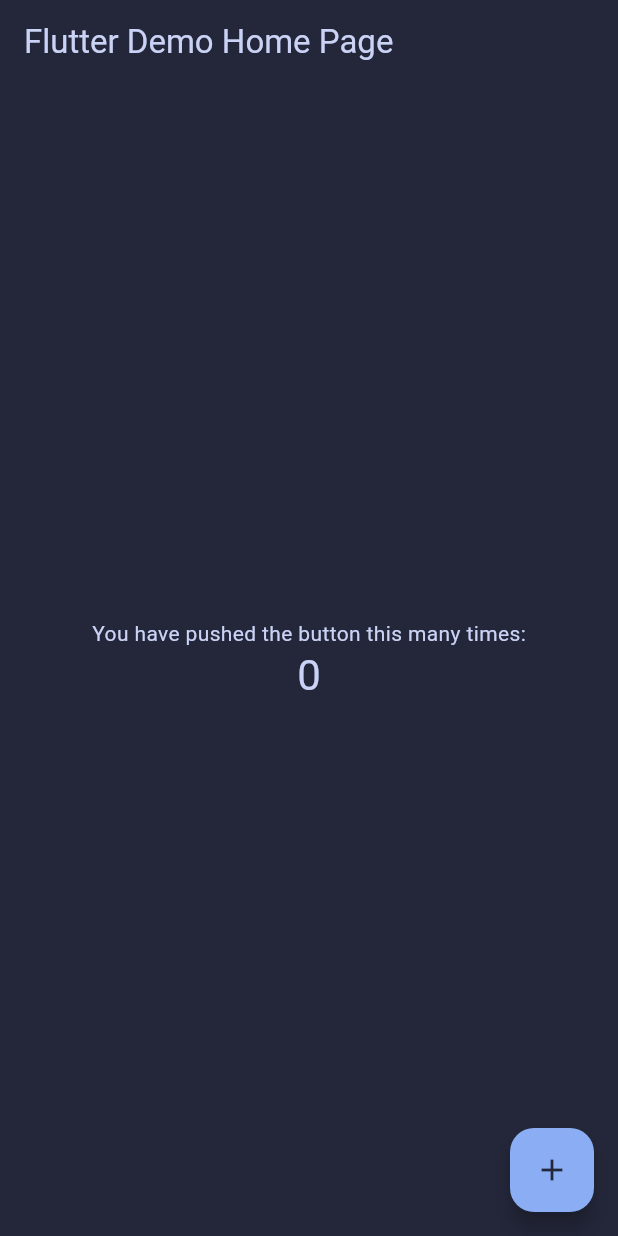
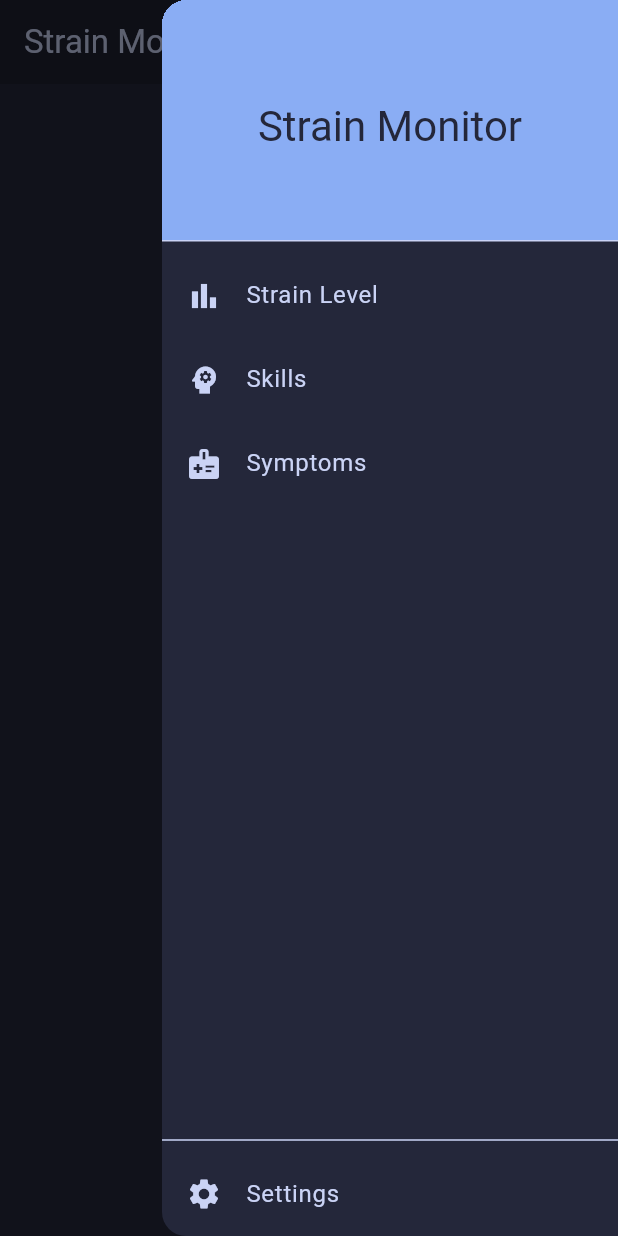
Before and after one commit to r3sh4pe/StainWise, a Flutter app: the screen it shows after launch, with the side drawer open (before the commit the screen has no drawer), on a phone screen of 412 x 824 dp. Run offline on Flutter 3.47's test engine with Material 3 defaults, Android fonts, the phone set to English and light mode, and no system bars; generated files the repository leaves out were written again.

Commit message:
added menu

```diff
--- a/lib/l10n/app_de.arb
+++ b/lib/l10n/app_de.arb
@@ -1,6 +1,5 @@
 {
   "appTitle": "Belastungsmonitor",
-
   "@appTitle": {
     "description": "The application's name"
   },
@@ -30,6 +29,11 @@
     "description": "Label for skill description input"
   },
 
+  "skills": "Fähigkeiten",
+  "@skills": {
+    "description": "Label for skills section"
+  },
+
   "symptomName": "Symptomname",
   "@symptomName": {
     "description": "Label for symptom name input"
@@ -38,6 +42,11 @@
   "symptomDescription": "Beschreibung",
   "@symptomDescription": {
     "description": "Label for symptom description input"
+  },
+
+  "symptoms": "Symptome",
+  "@symptoms": {
+    "description": "Label for symptoms section"
   },
 
   "rateSkill": "Fähigkeit bewerten",
--- a/lib/l10n/app_en.arb
+++ b/lib/l10n/app_en.arb
@@ -1,6 +1,5 @@
 {
   "appTitle": "Strain Monitor",
-
   "@appTitle": {
     "description": "The application's name"
   },
@@ -30,6 +29,11 @@
     "description": "Label for skill description input"
   },
 
+  "skills": "Skills",
+  "@skills": {
+    "description": "Label for skills section"
+  },
+
   "symptomName": "Symptom Name",
   "@symptomName": {
     "description": "Label for symptom name input"
@@ -38,6 +42,11 @@
   "symptomDescription": "Description",
   "@symptomDescription": {
     "description": "Label for symptom description input"
+  },
+
+  "symptoms": "Symptoms",
+  "@symptoms": {
+    "description": "Label for symptoms section"
   },
 
   "rateSkill": "Rate Skill",
--- a/lib/l10n/app_localizations.dart
+++ b/lib/l10n/app_localizations.dart
@@ -131,6 +131,12 @@ abstract class AppLocalizations {
   /// **'Description'**
   String get skillDescription;
 
+  /// Label for skills section
+  ///
+  /// In en, this message translates to:
+  /// **'Skills'**
+  String get skills;
+
   /// Label for symptom name input
   ///
   /// In en, this message translates to:
@@ -142,6 +148,12 @@ abstract class AppLocalizations {
   /// In en, this message translates to:
   /// **'Description'**
   String get symptomDescription;
+
+  /// Label for symptoms section
+  ///
+  /// In en, this message translates to:
+  /// **'Symptoms'**
+  String get symptoms;
 
   /// Button to rate a skill
   ///
--- a/lib/l10n/app_localizations_de.dart
+++ b/lib/l10n/app_localizations_de.dart
@@ -25,10 +25,16 @@ class AppLocalizationsDe extends AppLocalizations {
   String get skillDescription => 'Beschreibung';
 
   @override
+  String get skills => 'Fähigkeiten';
+
+  @override
   String get symptomName => 'Symptomname';
 
   @override
   String get symptomDescription => 'Beschreibung';
+
+  @override
+  String get symptoms => 'Symptome';
 
   @override
   String get rateSkill => 'Fähigkeit bewerten';
--- a/lib/l10n/app_localizations_en.dart
+++ b/lib/l10n/app_localizations_en.dart
@@ -25,10 +25,16 @@ class AppLocalizationsEn extends AppLocalizations {
   String get skillDescription => 'Description';
 
   @override
+  String get skills => 'Skills';
+
+  @override
   String get symptomName => 'Symptom Name';
 
   @override
   String get symptomDescription => 'Description';
+
+  @override
+  String get symptoms => 'Symptoms';
 
   @override
   String get rateSkill => 'Rate Skill';
--- a/lib/main.dart
+++ b/lib/main.dart
@@ -1,16 +1,14 @@
 import 'package:flutter/material.dart';
 import 'package:flutter_localizations/flutter_localizations.dart';
 import 'package:provider/provider.dart';
-import 'l10n/l10n.dart';
+import 'package:flutter_gen/gen_l10n/app_localizations.dart';
+
 import 'theme/theme_provider.dart';
+import 'pages/home_page.dart';
 
-void main() {
-  runApp(
-    ChangeNotifierProvider(
-      create: (_) => ThemeProvider(),
-      child: const MyApp(),
-    ),
-  );
+void main() async {
+  WidgetsFlutterBinding.ensureInitialized();
+  runApp(const MyApp());
 }
 
 class MyApp extends StatelessWidget {
@@ -18,15 +16,23 @@ class MyApp extends StatelessWidget {
 
   @override
   Widget build(BuildContext context) {
-    return Consumer<ThemeProvider>(
+    return MultiProvider(
+      providers: [
+        ChangeNotifierProvider(create: (_) => ThemeProvider()),
+        // Add other providers here as needed
+      ],
+      child: Consumer<ThemeProvider>(
         builder: (context, themeProvider, _) {
           return MaterialApp(
-          onGenerateTitle: (context) => context.l10n.appTitle,
+            debugShowCheckedModeBanner: false,
+
+            // App Title
+            onGenerateTitle: (context) => AppLocalizations.of(context)!.appTitle,
 
             // Theme
             theme: themeProvider.getTheme(),
 
-          // Localization support
+            // Localization
             localizationsDelegates: const [
               AppLocalizations.delegate,
               GlobalMaterialLocalizations.delegate,
@@ -38,97 +44,11 @@ class MyApp extends StatelessWidget {
               Locale('de'), // German
             ],
 
-          home: const HomePage(title: 'Flutter Demo Home Page'),
+            // Home Page
+            home: const HomePage(),
           );
         },
+      ),
     );
   }
 }
-
-class HomePage extends StatefulWidget {
-  const HomePage({super.key, required this.title});
-
-  // This widget is the home page of your application. It is stateful, meaning
-  // that it has a State object (defined below) that contains fields that affect
-  // how it looks.
-
-  // This class is the configuration for the state. It holds the values (in this
-  // case the title) provided by the parent (in this case the App widget) and
-  // used by the build method of the State. Fields in a Widget subclass are
-  // always marked "final".
-
-  final String title;
-
-  @override
-  State<HomePage> createState() => _HomePageState();
-}
-
-class _HomePageState extends State<HomePage> {
-  int _counter = 0;
-
-  void _incrementCounter() {
-    setState(() {
-      // This call to setState tells the Flutter framework that something has
-      // changed in this State, which causes it to rerun the build method below
-      // so that the display can reflect the updated values. If we changed
-      // _counter without calling setState(), then the build method would not be
-      // called again, and so nothing would appear to happen.
-      _counter++;
-    });
-  }
-
-  @override
-  Widget build(BuildContext context) {
-    // This method is rerun every time setState is called, for instance as done
-    // by the _incrementCounter method above.
-    //
-    // The Flutter framework has been optimized to make rerunning build methods
-    // fast, so that you can just rebuild anything that needs updating rather
-    // than having to individually change instances of widgets.
-    return Scaffold(
-      appBar: AppBar(
-        // TRY THIS: Try changing the color here to a specific color (to
-        // Colors.amber, perhaps?) and trigger a hot reload to see the AppBar
-        // change color while the other colors stay the same.
-        backgroundColor: Theme.of(context).colorScheme.inversePrimary,
-        // Here we take the value from the MyHomePage object that was created by
-        // the App.build method, and use it to set our appbar title.
-        title: Text(widget.title),
-      ),
-      body: Center(
-        // Center is a layout widget. It takes a single child and positions it
-        // in the middle of the parent.
-        child: Column(
-          // Column is also a layout widget. It takes a list of children and
-          // arranges them vertically. By default, it sizes itself to fit its
-          // children horizontally, and tries to be as tall as its parent.
-          //
-          // Column has various properties to control how it sizes itself and
-          // how it positions its children. Here we use mainAxisAlignment to
-          // center the children vertically; the main axis here is the vertical
-          // axis because Columns are vertical (the cross axis would be
-          // horizontal).
-          //
-          // TRY THIS: Invoke "debug painting" (choose the "Toggle Debug Paint"
-          // action in the IDE, or press "p" in the console), to see the
-          // wireframe for each widget.
-          mainAxisAlignment: MainAxisAlignment.center,
-          children: <Widget>[
-            const Text(
-              'You have pushed the button this many times:',
-            ),
-            Text(
-              '$_counter',
-              style: Theme.of(context).textTheme.headlineMedium,
-            ),
-          ],
-        ),
-      ),
-      floatingActionButton: FloatingActionButton(
-        onPressed: _incrementCounter,
-        tooltip: 'Increment',
-        child: const Icon(Icons.add),
-      ), // This trailing comma makes auto-formatting nicer for build methods.
-    );
-  }
-}
--- /dev/null
+++ b/lib/pages/home_page.dart
@@ -0,0 +1,22 @@
+import 'package:flutter/material.dart';
+import '../l10n/l10n.dart';
+import '../widgets/app_drawer.dart';
+
+class HomePage extends StatelessWidget {
+  const HomePage({super.key});
+
+  @override
+  Widget build(BuildContext context) {
+    final l10n = context.l10n;
+
+    return Scaffold(
+      appBar: AppBar(
+        title: Text(l10n.appTitle),
+      ),
+      endDrawer: const AppDrawer(), // Places drawer on the right side
+      body: const Center(
+        child: Text('Welcome to Strain Monitor'),
+      ),
+    );
+  }
+}
--- /dev/null
+++ b/lib/widgets/app_drawer.dart
@@ -0,0 +1,68 @@
+import 'package:flutter/material.dart';
+import '../l10n/l10n.dart';
+
+class AppDrawer extends StatelessWidget {
+  const AppDrawer({super.key});
+
+  @override
+  Widget build(BuildContext context) {
+    final l10n = context.l10n;
+    final theme = Theme.of(context);
+
+    return Drawer(
+      child: Column(
+        children: [
+          DrawerHeader(
+            decoration: BoxDecoration(
+              color: theme.colorScheme.primary,
+            ),
+            child: Center(
+              child: Text(
+                l10n.appTitle,
+                style: theme.textTheme.headlineMedium?.copyWith(
+                  color: theme.colorScheme.onPrimary,
+                ),
+              ),
+            ),
+          ),
+          ListTile(
+            leading: const Icon(Icons.bar_chart),
+            title: Text(l10n.strainLevel),
+            onTap: () {
+              Navigator.pop(context); // Close drawer
+              // TODO: Navigate to strain page
+            },
+          ),
+          ListTile(
+            leading: const Icon(Icons.psychology),
+            title: Text(l10n.skills),
+            onTap: () {
+              Navigator.pop(context);
+              // TODO: Navigate to skills page
+            },
+          ),
+          ListTile(
+            leading: const Icon(Icons.medical_information),
+            title: Text(l10n.symptoms),
+            onTap: () {
+              Navigator.pop(context);
+              // TODO: Navigate to symptoms page
+            },
+          ),
+          const Spacer(),
+          Divider(
+            color: theme.colorScheme.outline,
+          ),
+          ListTile(
+            leading: const Icon(Icons.settings),
+            title: Text(l10n.settings),
+            onTap: () {
+              Navigator.pop(context);
+              // TODO: Navigate to settings page
+            },
+          ),
+        ],
+      ),
+    );
+  }
+}
```
Lines whose indentation alone changed are shown as unchanged.
